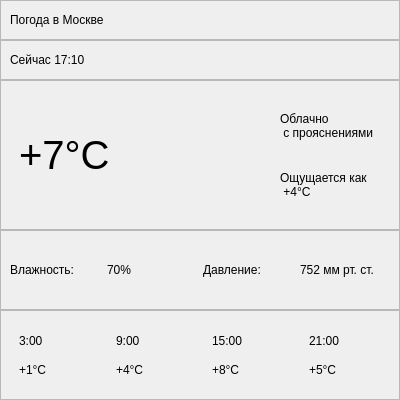
This is MyEverydayApp/src/WeatherTodayWidget.ui in Gusarov2906/MyEverydayApp as Qt 5 draws it before an edit. The edited form follows.
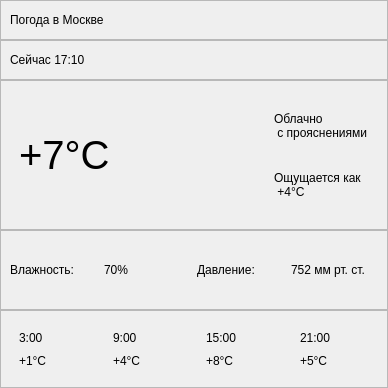
This is the edited form. Icons and pictures are not drawn.

```diff
--- a/MyEverydayApp/src/WeatherTodayWidget.ui
+++ b/MyEverydayApp/src/WeatherTodayWidget.ui
@@ -6,14 +6,20 @@
    <rect>
     <x>0</x>
     <y>0</y>
-    <width>400</width>
-    <height>400</height>
+    <width>388</width>
+    <height>388</height>
    </rect>
   </property>
   <property name="minimumSize">
    <size>
-    <width>400</width>
-    <height>400</height>
+    <width>388</width>
+    <height>388</height>
+   </size>
+  </property>
+  <property name="maximumSize">
+   <size>
+    <width>388</width>
+    <height>388</height>
    </size>
   </property>
   <property name="windowTitle">
@@ -40,6 +46,12 @@
    </property>
    <item>
     <widget class="QFrame" name="mainFrame">
+     <property name="maximumSize">
+      <size>
+       <width>388</width>
+       <height>16777215</height>
+      </size>
+     </property>
      <property name="frameShape">
       <enum>QFrame::NoFrame</enum>
      </property>
@@ -94,6 +106,12 @@
          </property>
          <item>
           <widget class="QFrame" name="locationFrame">
+           <property name="maximumSize">
+            <size>
+             <width>388</width>
+             <height>16777215</height>
+            </size>
+           </property>
            <property name="frameShape">
             <enum>QFrame::StyledPanel</enum>
            </property>
@@ -103,6 +121,12 @@
            <layout class="QVBoxLayout" name="verticalLayout_5">
             <item>
              <widget class="QLabel" name="locationLabel">
+              <property name="maximumSize">
+               <size>
+                <width>388</width>
+                <height>16777215</height>
+               </size>
+              </property>
               <property name="text">
                <string>Погода в Москве</string>
               </property>
@@ -113,6 +137,12 @@
          </item>
          <item>
           <widget class="QFrame" name="timeFrame">
+           <property name="maximumSize">
+            <size>
+             <width>388</width>
+             <height>16777215</height>
+            </size>
+           </property>
            <property name="frameShape">
             <enum>QFrame::StyledPanel</enum>
            </property>
@@ -122,6 +152,12 @@
            <layout class="QVBoxLayout" name="verticalLayout_4">
             <item>
              <widget class="QLabel" name="timeLabel">
+              <property name="maximumSize">
+               <size>
+                <width>388</width>
+                <height>16777215</height>
+               </size>
+              </property>
               <property name="text">
                <string>Сейчас 17:10</string>
               </property>
@@ -143,7 +179,7 @@
         </property>
         <property name="maximumSize">
          <size>
-          <width>16777215</width>
+          <width>388</width>
           <height>150</height>
          </size>
         </property>
@@ -304,6 +340,12 @@
           <height>80</height>
          </size>
         </property>
+        <property name="maximumSize">
+         <size>
+          <width>388</width>
+          <height>16777215</height>
+         </size>
+        </property>
         <property name="frameShape">
          <enum>QFrame::StyledPanel</enum>
         </property>
@@ -355,7 +397,7 @@
      </property>
      <property name="maximumSize">
       <size>
-       <width>16777215</width>
+       <width>388</width>
        <height>100</height>
       </size>
      </property>
```
